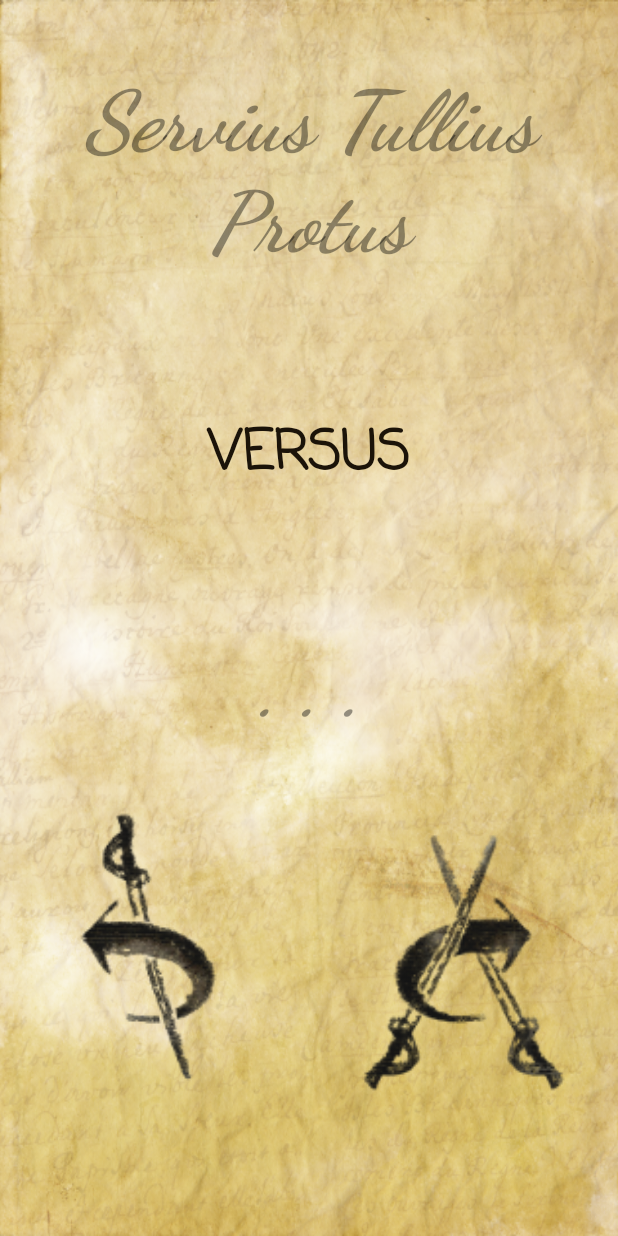
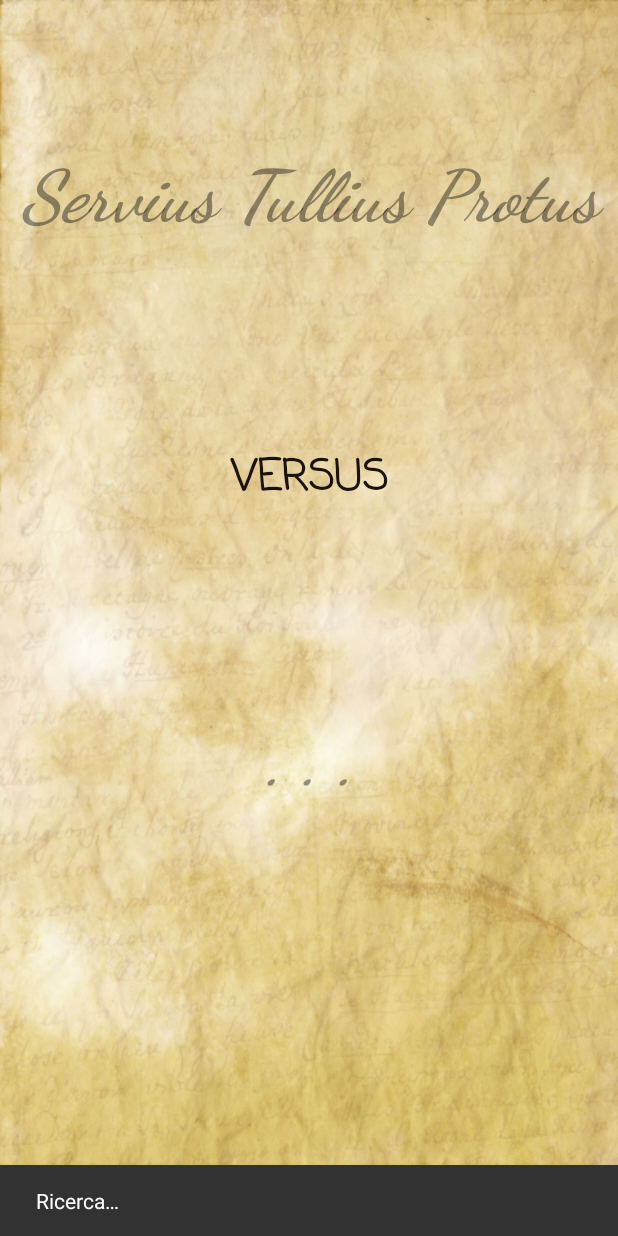
Before and after one commit to dis-org/Fency, an Android app: the DuelModeActivity screen opened directly, with no data from a screen before it, on a phone screen of 412 x 824 dp. Run offline under Robolectric (Android 15) with nearby library versions, the phone set to English and light mode, and no system bars; 3 statements that could not run were skipped.

Commit message:
est paratum.

```diff
--- a/app/build.gradle
+++ b/app/build.gradle
@@ -26,9 +26,10 @@ android {
 dependencies {
     implementation fileTree(dir: 'libs', include: ['*.jar'])
     implementation "org.jetbrains.kotlin:kotlin-stdlib-jdk7:$kotlin_version"
-    implementation 'com.android.support:appcompat-v7:28.0.0-rc01'
-    implementation 'com.android.support:support-v4:28.0.0-rc01'
+    implementation 'com.android.support:appcompat-v7:28.0.0-beta01'
+    implementation 'com.android.support:support-v4:28.0.0-beta01'
     implementation 'com.android.support.constraint:constraint-layout:1.1.2'
+    implementation 'com.android.support:design:28.0.0-beta01'
     testImplementation 'junit:junit:4.12'
     androidTestImplementation 'com.android.support.test:runner:1.0.2'
     androidTestImplementation 'com.android.support.test.espresso:espresso-core:3.0.2'
--- a/app/src/main/java/disorganizzazione/fency/DuelModeActivity.kt
+++ b/app/src/main/java/disorganizzazione/fency/DuelModeActivity.kt
@@ -5,7 +5,9 @@ import android.content.Context
 import android.content.pm.PackageManager
 import android.os.Bundle
 import android.support.annotation.CallSuper
+import android.support.v4.app.Fragment
 import android.support.v4.content.ContextCompat
+import android.view.View
 import android.widget.Toast
 import com.google.android.gms.nearby.Nearby
 import com.google.android.gms.nearby.connection.*
@@ -59,10 +61,13 @@ class DuelModeActivity: FencyModeActivity(){
     // Callbacks for finding other devices
     private val endpointDiscoveryCallback = object : EndpointDiscoveryCallback() {
         override fun onEndpointFound(endpointId: String, info: DiscoveredEndpointInfo) {
+            makeSnackbar(R.string.endpoint_found)
             connectionsClient!!.requestConnection(signum, endpointId, connectionLifecycleCallback)
         }
 
-        override fun onEndpointLost(endpointId: String) {}
+        override fun onEndpointLost(endpointId: String) {
+            makeSnackbar(R.string.endpoint_lost)
+        }
     }
 
     // Callbacks for finding other devices
@@ -80,40 +85,76 @@ class DuelModeActivity: FencyModeActivity(){
 
             when (result.status.statusCode){
                 ConnectionsStatusCodes.STATUS_OK -> {
-                    connectionsClient!!.stopDiscovery()
-                    connectionsClient!!.stopAdvertising()
+                    makeSnackbar(R.string.connected)
 
-                    sensorHandler!!.registerListeners()
-
-                    makeToast("Connected to opponent")
+                    disableButtons()
+                    //sensorHandler!!.registerListeners() TODO
                 }
                 ConnectionsStatusCodes.STATUS_CONNECTION_REJECTED -> {
-                    //TODO
+                    makeSnackbar(R.string.rejected)
+
+                    adveText.setText(R.string.dots)
+                    findSomeone()
                 }
                 ConnectionsStatusCodes.STATUS_ERROR -> {
+                    makeSnackbar(R.string.connection_failed)
                     //TODO
-                    makeToast("Connection attempt failed")
                 }
             }
         }
 
         override fun onDisconnected(endpointId: String) {
             resetGame()
+            findSomeone()
         }
     }
 
+    private fun findSomeone(){
+        makeSnackbar(R.string.scanning)
+
+        disableButtons()
+
+        connectionsClient!!.startAdvertising(
+                signum, packageName, connectionLifecycleCallback,
+                AdvertisingOptions.Builder().setStrategy(STRATEGY).build())
+        connectionsClient!!.startDiscovery(
+                packageName, endpointDiscoveryCallback,
+                DiscoveryOptions.Builder().setStrategy(STRATEGY).build())
+    }
     private fun onSomeoneFound(){
+
+        connectionsClient!!.stopDiscovery()
+        connectionsClient!!.stopAdvertising()
+
+        enableButtons()
+    }
+
+    private fun disableButtons(){
+        cancelBtn.setOnClickListener(null)
+        acceptBtn.setOnClickListener(null)
+        cancelBtn.visibility = View.INVISIBLE
+        acceptBtn.visibility = View.INVISIBLE
+    }
+    private fun enableButtons(){
+        cancelBtn.visibility = View.VISIBLE
+        acceptBtn.visibility = View.VISIBLE
+
         cancelBtn.setOnClickListener {
             connectionsClient!!.rejectConnection(opponentEndpointId!!)
             disableButtons()
         }
         acceptBtn.setOnClickListener {
             connectionsClient!!.acceptConnection(opponentEndpointId!!, payloadCallback)
+            disableButtons()
+            makeSnackbar(R.string.connection_pending)
         }
     }
-    private fun disableButtons(){
-        cancelBtn.setOnClickListener(null)
-        acceptBtn.setOnClickListener(null)
+
+    private fun switchToFragment(fragment: Fragment){
+        val fragmentManager = supportFragmentManager
+        val fragmentTransaction = fragmentManager.beginTransaction()
+        fragmentTransaction.add(R.id.fragment_container, fragment)
+        fragmentTransaction.commit()
     }
 
     override fun onCreate(savedInstanceState: Bundle?) {
@@ -121,26 +162,15 @@ class DuelModeActivity: FencyModeActivity(){
         cntFullScreen = fullscreen_content
         super.onCreate(savedInstanceState)
 
-        // Fragments handling
-        val fragmentManager = supportFragmentManager
-        val fragmentTransaction = fragmentManager.beginTransaction()
-        val fragment = ReadyFragment()
-        fragmentTransaction.add(R.id.fragment_container, fragment)
-        fragmentTransaction.commit()
+        connectionsClient = Nearby.getConnectionsClient(this)
 
-        connectionsClient = Nearby.getConnectionsClient(this)
-        connectionsClient!!.startAdvertising(
-                signum, packageName, connectionLifecycleCallback,
-                AdvertisingOptions.Builder().setStrategy(STRATEGY).build())
-        connectionsClient!!.startDiscovery(
-                packageName, endpointDiscoveryCallback,
-                DiscoveryOptions.Builder().setStrategy(STRATEGY).build())
+        switchToFragment(ReadyFragment())
 
     }
 
     fun onReady() {
-        // TODO
         signaText.text = signum
+        findSomeone()
     }
 
     override fun onStart() {
@@ -182,7 +212,6 @@ class DuelModeActivity: FencyModeActivity(){
     private fun resetGame() {
         opponentEndpointId = null
         adversatorSigna = null
-
         adveText.setText(R.string.dots)
     }
 
--- a/app/src/main/java/disorganizzazione/fency/FencyActivity.kt
+++ b/app/src/main/java/disorganizzazione/fency/FencyActivity.kt
@@ -3,7 +3,7 @@ package disorganizzazione.fency
 import android.media.MediaPlayer
 import android.support.v7.app.AppCompatActivity
 import android.view.View
-import android.widget.Toast
+import android.support.design.widget.Snackbar
 
 abstract class FencyActivity : AppCompatActivity(){
 
@@ -31,8 +31,8 @@ abstract class FencyActivity : AppCompatActivity(){
 
     }
 
-    protected fun makeToast(text:String){
-        Toast.makeText(applicationContext, text, Toast.LENGTH_SHORT).show()
+    protected fun makeSnackbar(tag:Int){
+        Snackbar.make(cntFullScreen!!, getString(tag), Snackbar.LENGTH_LONG).show()
     }
 
 }
--- a/app/src/main/java/disorganizzazione/fency/Player.kt
+++ b/app/src/main/java/disorganizzazione/fency/Player.kt
@@ -1,6 +1,6 @@
 package disorganizzazione.fency
 
-class Player(activity : FencyModeActivity) : FencyModel(activity, R.integer.HIGH_STAND){
+class Player(activity : FencyModeActivity) : FencyModel(activity, R.integer.INVALID){
 
     override var state: Int = super.state
         set(to) {
--- a/app/src/main/res/layout/fragment_ready.xml
+++ b/app/src/main/res/layout/fragment_ready.xml
@@ -4,7 +4,7 @@
     android:layout_width="match_parent"
     android:layout_height="match_parent"
     android:orientation="vertical"
-    android:weightSum="5">
+    android:weightSum="3">
 
     <TextView
         android:id="@+id/signaText"
@@ -14,16 +14,17 @@
 
         android:fontFamily="cursive"
         android:gravity="center"
+        android:lines="2"
+
         android:textAlignment="center"
-
         android:textColor="@color/black_overlay"
-        android:textSize="56sp"
+        android:textSize="48sp"
         android:textStyle="bold|italic" />
 
     <TextView
         android:layout_width="match_parent"
         android:layout_height="wrap_content"
-        android:layout_weight="1"
+        android:layout_weight="0.5"
         android:fontFamily="casual"
         android:gravity="center"
 
@@ -33,7 +34,7 @@
         android:textAllCaps="true"
 
         android:textColor="@color/brown_ink"
-        android:textSize="36sp"
+        android:textSize="28sp"
         android:textStyle="bold"
         tools:ignore="HardcodedText" />
 
@@ -42,39 +43,43 @@
         android:layout_width="match_parent"
         android:layout_height="wrap_content"
         android:layout_weight="1"
-        android:text=". . ."
+        android:fontFamily="cursive"
 
-        android:fontFamily="cursive"
         android:gravity="center"
+        android:lines="2"
+        android:text="@string/dots"
+
         android:textAlignment="center"
-
         android:textColor="@color/black_overlay"
-        android:textSize="56sp"
+        android:textSize="48sp"
         android:textStyle="bold|italic"
         tools:ignore="HardcodedText" />
 
     <LinearLayout
         android:layout_width="match_parent"
         android:layout_height="wrap_content"
-        android:orientation="horizontal"
-        android:layout_weight="1"
-        android:gravity="center"
-        >
+        android:layout_marginBottom="16dp"
+        android:layout_weight="0.5"
+        android:gravity="bottom"
+        android:orientation="horizontal">
 
         <ImageView
             android:id="@+id/cancelBtn"
             android:layout_width="match_parent"
             android:layout_height="match_parent"
             android:layout_weight="1"
+            android:alpha="0.8"
             android:gravity="center"
-            android:src="@mipmap/icons_duel_cancel"/>
+            android:src="@mipmap/icons_duel_cancel" />
+
         <ImageView
             android:id="@+id/acceptBtn"
             android:layout_width="match_parent"
             android:layout_height="match_parent"
             android:layout_weight="1"
+            android:alpha="0.8"
             android:gravity="center"
-            android:src="@mipmap/icons_duel_accept"/>
+            android:src="@mipmap/icons_duel_accept" />
 
     </LinearLayout>
 </LinearLayout>
--- a/app/src/main/res/values/strings.xml
+++ b/app/src/main/res/values/strings.xml
@@ -28,5 +28,13 @@
     <!--Duel-->
     <string name="dots">. . .</string>
     <string name="error_missing_permissions">Errore: permessi insufficienti per avviare la connessione.</string>
+    <!--snacks-->
+    <string name="scanning">Ricerca…</string>
+    <string name="endpoint_found">Dispositivo trovato</string>
+    <string name="endpoint_lost">Dispositivo perso</string>
+    <string name="connected">Connesso</string>
+    <string name="rejected">Connessione respinta</string>
+    <string name="connection_failed">Connessione fallita</string>
+    <string name="connection_pending">In attesa di conferma</string>
 
 </resources>
```
